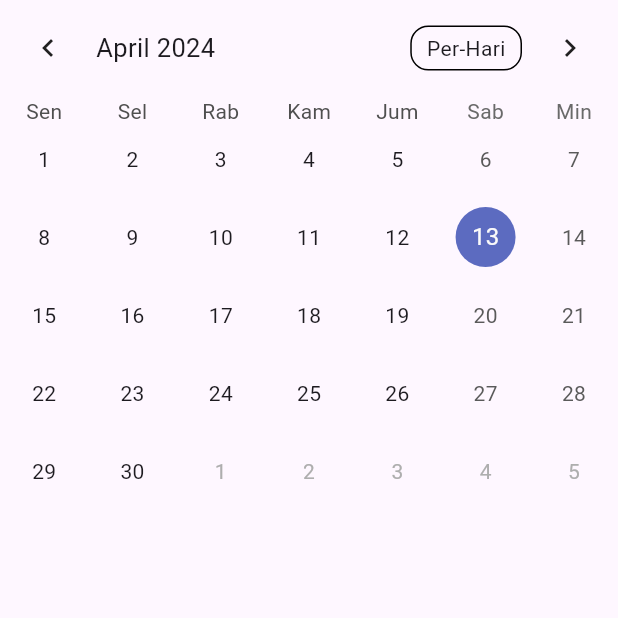
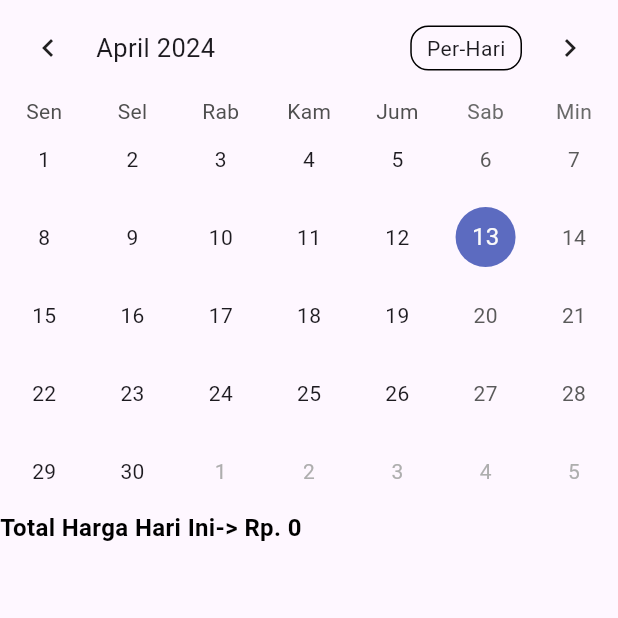
Before and after one commit to DikaHaryadi/cashier, a Flutter app: the CalendarPemesanan screen opened by its route, on a phone screen of 412 x 824 dp, the top half of it. Run offline on Flutter 3.47's test engine with Material 3 defaults, Android fonts, the light colour scheme and no system bars; drawn by our look-alikes of auto_size_text, table_calendar; our stand-ins replace get, get_storage, google_fonts; accounts and stored records are empty.

Commit message:
Penjumlahan Total Harga dalam 1 Hari + GetStorage jam 22:00

```diff
--- a/lib/content/homepage.dart
+++ b/lib/content/homepage.dart
@@ -109,7 +109,7 @@ class HomePage extends StatelessWidget {
                                 ),
                               ),
                               AutoSizeText(
-                                'Rp. $menuPrice',
+                                'Rp. ${NumberFormat("#,##0.###", "id_ID").format(menuPrice)}',
                                 maxFontSize: 14,
                                 minFontSize: 12,
                                 style: GoogleFonts.montserrat(
@@ -235,7 +235,7 @@ class HomePage extends StatelessWidget {
                                     color: Colors.black),
                               ),
                               AutoSizeText(
-                                'Rp. $drinkPrice',
+                                'Rp. ${NumberFormat("#,##0.###", "id_ID").format(drinkPrice)}',
                                 maxFontSize: 14,
                                 minFontSize: 12,
                                 style: GoogleFonts.montserrat(
--- a/lib/content/order_histori_week.dart
+++ b/lib/content/order_histori_week.dart
@@ -1,5 +1,7 @@
+import 'package:auto_size_text/auto_size_text.dart';
 import 'package:flutter/material.dart';
 import 'package:get/get.dart';
+import 'package:google_fonts/google_fonts.dart';
 import 'package:makeci/content/controller.dart';
 import 'package:table_calendar/table_calendar.dart';
 
@@ -34,8 +36,7 @@ class _CalendarPemesananState extends State<CalendarPemesanan> {
     return Scaffold(
         body: SafeArea(
             child: GetBuilder<OrderController>(
-      builder: (orderController) => Column(
-        crossAxisAlignment: CrossAxisAlignment.start,
+      builder: (orderController) => ListView(
         children: [
           TableCalendar(
             firstDay: DateTime.utc(2024, 1, 1),
@@ -59,14 +60,24 @@ class _CalendarPemesananState extends State<CalendarPemesanan> {
               return isSameDay(orderController.selectedDate.value, day);
             },
           ),
-          Expanded(
-            child: ListView.builder(
+          AutoSizeText(
+            'Total Harga Hari Ini-> Rp. ${orderController.totalPriceHari.value}',
+            maxFontSize: 18,
+            minFontSize: 16,
+            style: GoogleFonts.aBeeZee(
+              fontWeight: FontWeight.bold,
+              color: Colors.black,
+            ),
+          ),
+          ListView.builder(
             shrinkWrap: true,
             physics: const NeverScrollableScrollPhysics(),
             itemCount: orderController.selectedDateOrders.length,
             itemBuilder: (context, index) {
               final order = orderController.selectedDateOrders[index];
-                return ListTile(
+              return Column(
+                children: [
+                  ListTile(
                     title: Text('Total Harga: ${order['totalPrice']}'),
                     subtitle: Column(
                       crossAxisAlignment: CrossAxisAlignment.start,
@@ -75,9 +86,10 @@ class _CalendarPemesananState extends State<CalendarPemesanan> {
                         Text('Minuman: ${order['selectedDrink'].join(', ')}'),
                       ],
                     ),
+                  ),
+                ],
               );
             },
-            ),
           ),
         ],
       ),
```
Also changed, not shown: lib/content/controller.dart (+72 -8 lines). Lines whose indentation alone changed are shown as unchanged.
